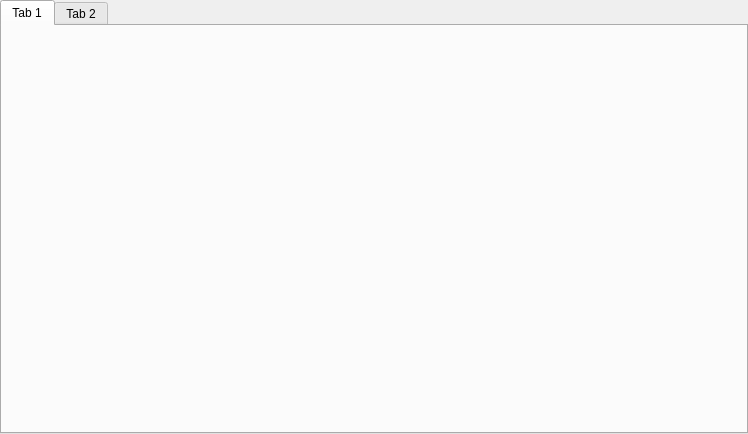
The window that Suntec/QgisPyPlugin/RdbViewer/GuideDlgDesign_Tab.ui (15831944/tphProjects) describes before a commit, drawn with Qt 5.
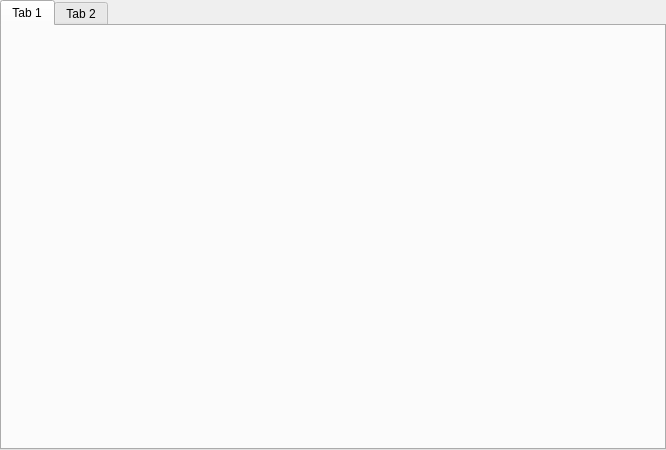
The same window after the commit.

The edit to the form file:
```diff
--- a/Suntec/QgisPyPlugin/RdbViewer/GuideDlgDesign_Tab.ui
+++ b/Suntec/QgisPyPlugin/RdbViewer/GuideDlgDesign_Tab.ui
@@ -6,8 +6,8 @@
    <rect>
     <x>0</x>
     <y>0</y>
-    <width>748</width>
-    <height>434</height>
+    <width>666</width>
+    <height>450</height>
    </rect>
   </property>
   <property name="windowTitle">
```
Left out of the diff: 2 changed lines with no effect on the pictures.
